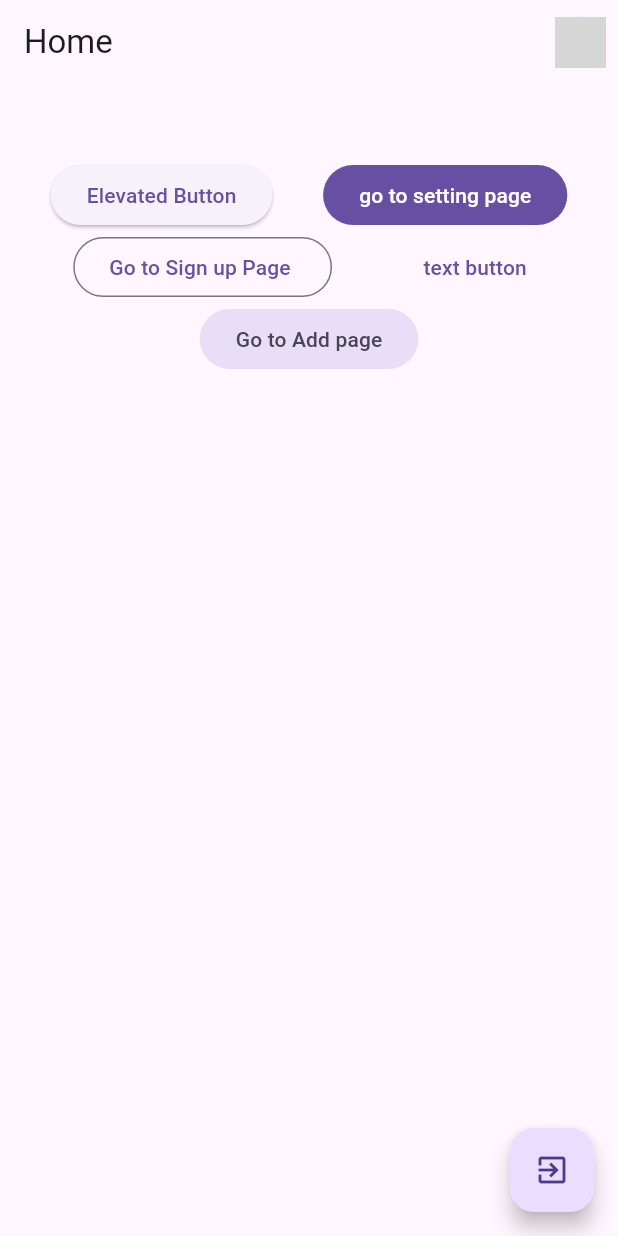
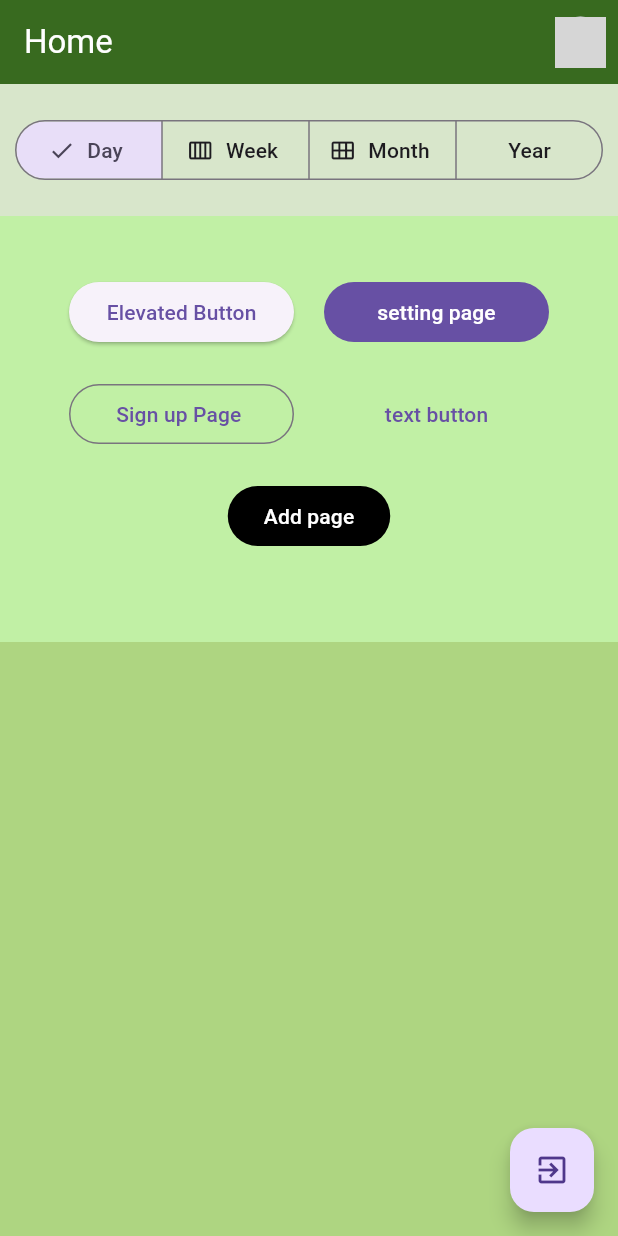
Before and after one commit to Bishal1991/Flutter-Buttons-Navigation--Task-1, a Flutter app: the Home screen opened directly, on a phone screen of 412 x 824 dp. Run offline on Flutter 3.47's test engine with Material 3 defaults, Android fonts, the phone set to English and light mode, and no system bars; network calls fail; grey boxes are pictures that could not be loaded.

Commit message:
designed properly

```diff
--- a/lib/home.dart
+++ b/lib/home.dart
@@ -6,14 +6,25 @@ import 'package:classassignment/signup.dart';
 import 'package:flutter/cupertino.dart';
 import 'package:flutter/material.dart';
 
-class Home extends StatelessWidget {
+
+enum calanderView {day, week, month, year}
+class Home extends StatefulWidget {
   const Home({super.key});
+
+  @override
+  State<Home> createState() => _HomeState();
+}
+
+class _HomeState extends State<Home> {
+  calanderView selected = calanderView.day;
 
   @override
   Widget build(BuildContext context) {
     return Scaffold(
+      backgroundColor: Colors.lightGreen.shade300,
       appBar: AppBar(
-        title: SafeArea(child: Text("Home")),
+        backgroundColor: Color(0xFF386A1F),
+        title: SafeArea(child: Text("Home", style: TextStyle(color: Colors.white),)),
         actions: <Widget>[
           IconButton(
             onPressed: () {
@@ -34,46 +45,108 @@ class Home extends StatelessWidget {
       ),
 
       body: Container(
-        margin: EdgeInsets.only(top: 50),
+       // margin: EdgeInsets.only(top: 50),
         child: Column(
-          //mainAxisAlignment: MainAxisAlignment.center,
-          //crossAxisAlignment: CrossAxisAlignment.center,
+          // mainAxisAlignment: MainAxisAlignment.center,
+          // crossAxisAlignment: CrossAxisAlignment.center,
+
+
+          children: [
+            Container(
+              width: double.infinity,
+              padding: EdgeInsets.only(top:20, bottom: 20, right: 10, left: 10),
+              decoration: BoxDecoration(
+                color: Color(0xFFD8E6CB)
+              ),
+             // margin: EdgeInsets.only(top: 5, bottom: 20),
+              child: SegmentedButton<calanderView>(
+                segments: const <ButtonSegment<calanderView>>[
+                  ButtonSegment<calanderView>(value: calanderView.day, label: Text('Day'), icon: Icon(Icons.calendar_view_day)),
+                  ButtonSegment(value: calanderView.week, label: Text('Week'), icon: Icon(Icons.calendar_view_week)),
+                  ButtonSegment(value: calanderView.month, label: Text('Month'), icon: Icon(Icons.calendar_view_month)),
+                  ButtonSegment(value: calanderView.year, label: Text('Year')),
+                ],
+
+                selected: <calanderView>{selected},
+
+                onSelectionChanged: (Set<calanderView> newSelection) {
+                  setState(() {
+                    selected = newSelection.first;
+                  });
+                },
+              ),
+            ),
+
+            Container(
+              padding: EdgeInsets.all(40),
+              decoration: BoxDecoration(
+                color: Color(0xFFC1F0A5),
+              ),
+              child: Column(
+
+                mainAxisAlignment: MainAxisAlignment.center,
+                crossAxisAlignment: CrossAxisAlignment.center,
                 children: [
                   Row(
-              mainAxisAlignment: MainAxisAlignment.spaceEvenly,
+                    mainAxisAlignment: MainAxisAlignment.center,
                     children: [
-                ElevatedButton(
+                      SizedBox(
+                        width: 150,
+                        child: ElevatedButton(
                           onPressed: () {},
                           child: Text("Elevated Button"),
                         ),
+                      ),
 
-                FilledButton(onPressed: () {
+                      SizedBox(width: 20,),
+
+                      SizedBox(
+                        width: 150,
+                        child: FilledButton(onPressed: () {
                           Navigator.push(context, MaterialPageRoute(builder: (context)=>settingPage()));
-                }, child: Text("go to setting page")),
+                        }, child: Text("setting page")),
+                      ),
                     ],
                   ),
 
+                  SizedBox(height: 20,),
+
                   Row(
-              mainAxisAlignment: MainAxisAlignment.spaceEvenly,
+                    mainAxisAlignment: MainAxisAlignment.center,
                     children: [
-                OutlinedButton(
+                      SizedBox(
+                        width: 150,
+                        child: OutlinedButton(
                             onPressed: () {
                           Navigator.push(context,
                               MaterialPageRoute(
                                   builder: (context)=> Signuppage())
                           );
                         },
-                    child: Text("Go to Sign up Page ")
+                            child: Text("Sign up Page ")
+                        ),
                       ),
 
-                TextButton(onPressed: () {}, child: Text("text button")),
+                      SizedBox(width: 20,),
+
+                      SizedBox(
+                        width: 150,
+                        child: TextButton(
+                            onPressed: () {},
+                            child: Text("text button")),
+                      ),
                     ],
                   ),
 
-            Row(
-              mainAxisAlignment: MainAxisAlignment.spaceEvenly,
-              children: [
+                  SizedBox(height: 20,),
+
+                  //Row(
+                   // children: [
                       FilledButton.tonal(
+                        style: ElevatedButton.styleFrom(
+                          backgroundColor: Colors.black,
+                          foregroundColor: Colors.white,
+                        ),
                         onPressed: () {
                           Navigator.push(context,
                               MaterialPageRoute(
@@ -81,14 +154,21 @@ class Home extends StatelessWidget {
                               )
                           );
                         },
-                  child: Text("Go to Add page"),
+                        child: Text("Add page"),
                       ),
 
+                  SizedBox(height: 20,),
+
+                    //],
+                 // ),
                 ],
+              ),
             ),
           ],
         ),
       ),
+
+
       floatingActionButton: FloatingActionButton(
         onPressed: () {
           Navigator.pushReplacement(context, MaterialPageRoute(builder: (context) => loginPage()));
```
Lines whose indentation alone changed are shown as unchanged.
